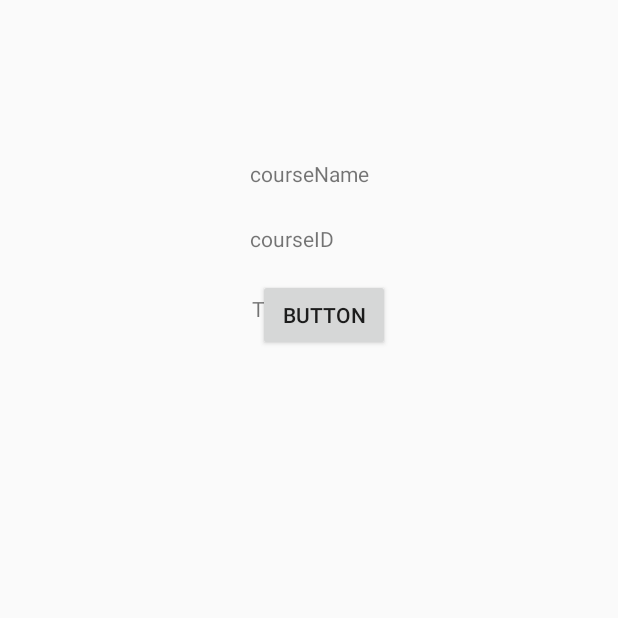
After one commit to A-Steeves/SEG2105-TermProject, an Android app: the studentCoursePage screen opened directly, with no data from a screen before it, on a phone screen of 412 x 824 dp, the top half of it. The commit adds this screen. Run offline under Robolectric (Android 15) with nearby library versions, the phone set to English and light mode, and no system bars.

Commit message:
Commit 20 StudentCoursePage

```diff
--- a/app/src/main/AndroidManifest.xml
+++ b/app/src/main/AndroidManifest.xml
@@ -9,13 +9,14 @@
         android:roundIcon="@mipmap/ic_launcher_round"
         android:supportsRtl="true"
         android:theme="@style/Theme.Lab3">
-        <activity android:name=".courseInfo"></activity>
+        <activity android:name=".studentCoursePage"></activity>
+        <activity android:name=".courseInfo" />
         <activity android:name=".instructorPage" />
         <activity android:name=".IntructorCoursePage" />
         <activity
             android:name=".MainActivity3"
             android:label="@string/title_activity_main3"
-            android:theme="@style/Theme.Lab3.NoActionBar"></activity>
+            android:theme="@style/Theme.Lab3.NoActionBar" />
         <activity
             android:name=".MainActivity2"
             android:label="@string/title_activity_main2"
--- a/app/src/main/java/com/example/lab3/IntructorCoursePage.java
+++ b/app/src/main/java/com/example/lab3/IntructorCoursePage.java
@@ -92,7 +92,7 @@ public class IntructorCoursePage extends AppCompatActivity  {
 
             //Toast.makeText(getApplicationContext(),currentCourse.getDays(), Toast.LENGTH_SHORT).show();
 
-            Toast.makeText(getApplicationContext(),"Here", Toast.LENGTH_SHORT).show();
+
 
             String day1, day2;
             String temp = currentCourse.getDays();
--- /dev/null
+++ b/app/src/main/java/com/example/lab3/studentCoursePage.java
@@ -0,0 +1,89 @@
+package com.example.lab3;
+
+import androidx.appcompat.app.AppCompatActivity;
+
+import android.os.Bundle;
+import android.view.View;
+import android.widget.Button;
+import android.widget.TextView;
+import android.widget.Toast;
+
+public class studentCoursePage extends AppCompatActivity {
+
+
+    Button btnEnrol, btnUnEnrol;
+
+    TextView txtCourseName, txtCourseID, txtCapacity;
+    int capacity;
+    String courseName;
+    Course currentCourse;
+    NewDBHandler db;
+    @Override
+    protected void onCreate(Bundle savedInstanceState) {
+        super.onCreate(savedInstanceState);
+        setContentView(R.layout.activity_student_course_page);
+
+
+        btnEnrol = (Button)findViewById(R.id.btnEnrol);
+        btnUnEnrol = (Button)findViewById(R.id.btnUnEnrol);
+
+        txtCourseName = findViewById(R.id.txtCourseName);
+        txtCourseID = findViewById(R.id.txtCourseId);
+        txtCapacity = findViewById(R.id.txtCapacity);
+        db = new NewDBHandler(this);
+
+        /*
+
+        courseName = getIntent().getStringExtra("courseName");
+        currentCourse = db.findCourse(courseName);
+        capacity = currentCourse.getCapacity();
+
+         */
+
+        btnUnEnrol.setVisibility(View.GONE);
+        btnUnEnrol.setEnabled(false);
+
+
+        btnEnrol.setOnClickListener(new View.OnClickListener() {
+            @Override
+            public void onClick(View v) {
+                if(capacity > 0){
+                    /*
+                    decrementCourseCapacity();   //We might need to make a method in database to do this.
+
+                    AddStudent to course List.
+                    Add course to student list.
+
+
+
+                     */
+                    btnUnEnrol.setEnabled(true);
+                    btnUnEnrol.setVisibility(View.VISIBLE);
+                    btnEnrol.setEnabled(false);
+                } else{
+                    Toast.makeText(getApplicationContext(),"Course is full.", Toast.LENGTH_SHORT).show();
+                }
+
+            }
+        });
+
+        btnUnEnrol.setOnClickListener(new View.OnClickListener() {
+            @Override
+            public void onClick(View v) {
+                /*
+                incrementCourseCapacity();
+                remove student from course list.
+                remove course from student list.
+
+
+                 */
+                btnUnEnrol.setEnabled(false);
+                btnUnEnrol.setVisibility(View.GONE);
+            }
+        });
+
+
+
+
+    }
+}
--- /dev/null
+++ b/app/src/main/res/layout/activity_student_course_page.xml
@@ -0,0 +1,58 @@
+<?xml version="1.0" encoding="utf-8"?>
+<androidx.constraintlayout.widget.ConstraintLayout xmlns:android="http://schemas.android.com/apk/res/android"
+    xmlns:app="http://schemas.android.com/apk/res-auto"
+    xmlns:tools="http://schemas.android.com/tools"
+    android:layout_width="match_parent"
+    android:layout_height="match_parent"
+    tools:context=".studentCoursePage">
+
+    <TextView
+        android:id="@+id/txtCourseName"
+        android:layout_width="wrap_content"
+        android:layout_height="wrap_content"
+        android:layout_marginTop="106dp"
+        android:text="courseName"
+        app:layout_constraintEnd_toEndOf="parent"
+        app:layout_constraintStart_toStartOf="parent"
+        app:layout_constraintTop_toTopOf="parent" />
+
+    <TextView
+        android:id="@+id/txtCourseId"
+        android:layout_width="wrap_content"
+        android:layout_height="wrap_content"
+        android:layout_marginTop="24dp"
+        android:text="courseID"
+        app:layout_constraintStart_toStartOf="@+id/txtCourseName"
+        app:layout_constraintTop_toBottomOf="@+id/txtCourseName" />
+
+    <TextView
+        android:id="@+id/txtCapacity"
+        android:layout_width="wrap_content"
+        android:layout_height="wrap_content"
+        android:layout_marginStart="1dp"
+        android:layout_marginTop="27dp"
+        android:text="TextView"
+        app:layout_constraintStart_toStartOf="@+id/txtCourseId"
+        app:layout_constraintTop_toBottomOf="@+id/txtCourseId" />
+
+    <Button
+        android:id="@+id/btnEnrol"
+        android:layout_width="wrap_content"
+        android:layout_height="wrap_content"
+        android:layout_marginStart="20dp"
+        android:text="Button"
+        app:layout_constraintBaseline_toBaselineOf="@+id/btnUnEnrol"
+        app:layout_constraintEnd_toStartOf="@+id/btnUnEnrol"
+        app:layout_constraintStart_toStartOf="parent" />
+
+    <Button
+        android:id="@+id/btnUnEnrol"
+        android:layout_width="wrap_content"
+        android:layout_height="wrap_content"
+        android:layout_marginTop="78dp"
+        android:layout_marginEnd="17dp"
+        android:text="Button"
+        app:layout_constraintEnd_toEndOf="parent"
+        app:layout_constraintStart_toEndOf="@+id/btnEnrol"
+        app:layout_constraintTop_toBottomOf="@+id/txtCapacity" />
+</androidx.constraintlayout.widget.ConstraintLayout>
```
